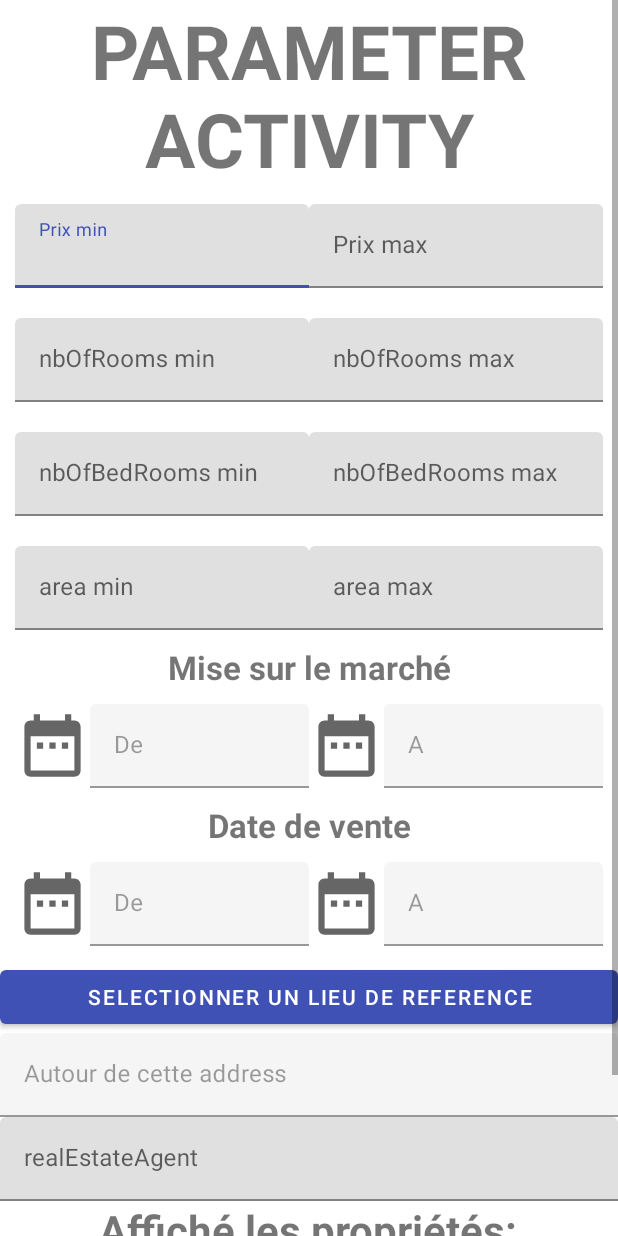
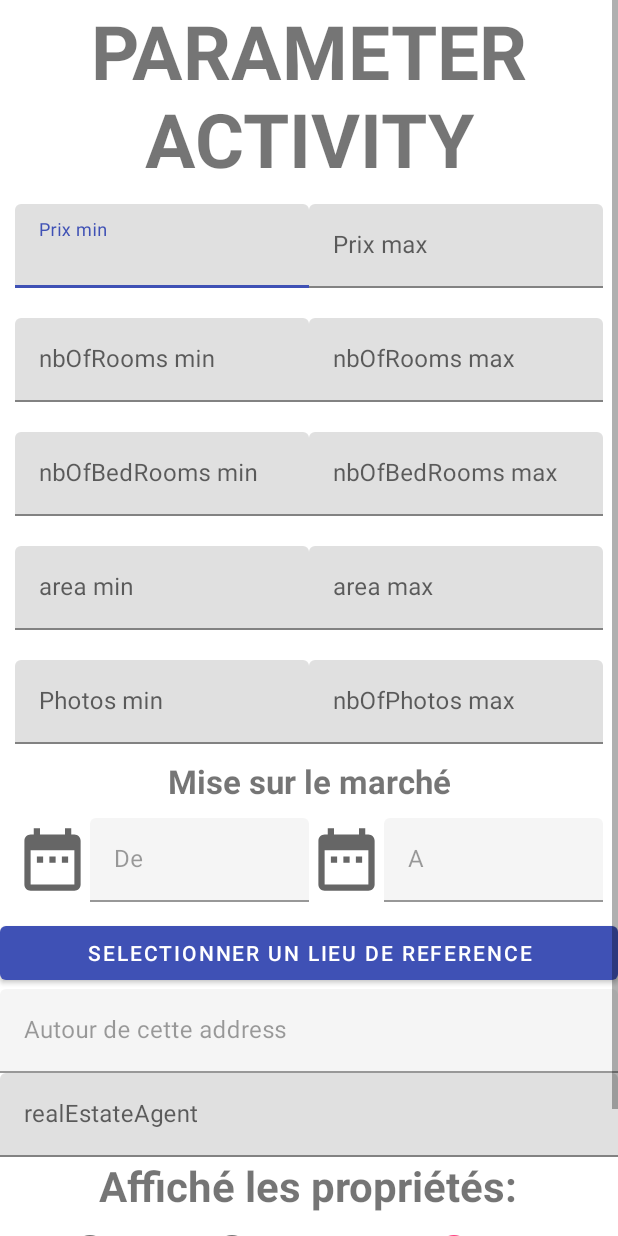
Before and after one commit to Doschembeck/OpenClassRooms_Projet-9, an Android app: the ParameterActivity screen opened directly, with no data from a screen before it, on a phone screen of 412 x 824 dp. Run offline under Robolectric (Android 15) with nearby library versions, the phone set to English and light mode, and no system bars; our stand-ins replace Room's generated code; 1 statement that could not run was skipped.

Commit message:
Update parameters of filter

```diff
--- a/RealEstateManager/app/src/main/java/com/openclassrooms/realestatemanager/utils/ActivityUtils.java
+++ b/RealEstateManager/app/src/main/java/com/openclassrooms/realestatemanager/utils/ActivityUtils.java
@@ -29,7 +29,7 @@ public class ActivityUtils {
     public static void createDatePickerDialog(Context context, EditText editText){
 
         DatePickerDialog.OnDateSetListener dateSetListener = (datePicker, year, month, dayOfMonth) -> {
-            Date date1 = FormatUtils.formatStringFormattedToDate(dayOfMonth + "/" + month + "/" + year);
+            Date date1 = FormatUtils.formatStringFormattedToDate(dayOfMonth + "/" + (month + 1) + "/" + year);
             editText.setText(FormatUtils.formatDate(date1));
         };
 
--- a/RealEstateManager/app/src/main/res/layout/activity_parameter.xml
+++ b/RealEstateManager/app/src/main/res/layout/activity_parameter.xml
@@ -165,6 +165,43 @@
             </com.google.android.material.textfield.TextInputLayout>
         </LinearLayout>
 
+        <!--    NB OF PHOTOS     -->
+        <LinearLayout
+            android:layout_width="match_parent"
+            android:layout_height="wrap_content"
+            android:layout_margin="10dp">
+
+            <!--    nbOfPhotos minimum     -->
+            <com.google.android.material.textfield.TextInputLayout
+                android:layout_width="match_parent"
+                android:layout_height="wrap_content"
+                android:layout_weight="1"
+                android:orientation="horizontal">
+
+                <com.google.android.material.textfield.TextInputEditText
+                    android:id="@+id/activity_parameter_edittext_nbofpicturesmin"
+                    android:layout_width="match_parent"
+                    android:layout_height="wrap_content"
+                    android:inputType="number"
+                    android:hint="Photos min"/>
+            </com.google.android.material.textfield.TextInputLayout>
+
+            <!--    nbOfPhotosMin maximum     -->
+            <com.google.android.material.textfield.TextInputLayout
+                android:layout_width="match_parent"
+                android:layout_height="wrap_content"
+                android:layout_weight="1">
+
+                <com.google.android.material.textfield.TextInputEditText
+                    android:id="@+id/activity_parameter_edittext_nbofpicturesmax"
+                    android:layout_width="match_parent"
+                    android:layout_height="wrap_content"
+                    android:inputType="number"
+                    android:hint="nbOfPhotos max"/>
+            </com.google.android.material.textfield.TextInputLayout>
+        </LinearLayout>
+
+
         <!--    Created Date     -->
         <TextView
             android:layout_width="match_parent"
@@ -218,66 +255,6 @@
 
                 <com.google.android.material.textfield.TextInputEditText
                     android:id="@+id/activity_parameter_edittext_createdatmax"
-                    android:layout_width="match_parent"
-                    android:layout_height="wrap_content"
-                    android:inputType="number"
-                    android:hint="A"/>
-            </com.google.android.material.textfield.TextInputLayout>
-        </LinearLayout>
-
-        <!--    Date of sale     -->
-        <TextView
-            android:layout_width="match_parent"
-            android:layout_height="wrap_content"
-            android:text="Date de vente"
-            android:textAlignment="center"
-            android:textSize="22sp"
-            android:textStyle="bold"/>
-
-        <LinearLayout
-            android:layout_width="match_parent"
-            android:layout_height="wrap_content"
-            android:layout_margin="10dp">
-
-            <!--    Date of sale minimum     -->
-            <ImageView
-                android:id="@+id/activity_parameter_imageview_dateofsalemin"
-                android:layout_width="50dp"
-                android:layout_height="50dp"
-                android:layout_gravity="center"
-                android:background="@drawable/ic_baseline_date_range_24"/>
-
-            <com.google.android.material.textfield.TextInputLayout
-                android:layout_width="match_parent"
-                android:layout_height="wrap_content"
-                android:enabled="false"
-                android:layout_weight="1"
-                android:orientation="horizontal">
-
-                <com.google.android.material.textfield.TextInputEditText
-                    android:id="@+id/activity_parameter_edittext_dateofsalemin"
-                    android:layout_width="match_parent"
-                    android:layout_height="wrap_content"
-                    android:inputType="number"
-                    android:hint="De"/>
-            </com.google.android.material.textfield.TextInputLayout>
-
-            <!--    Date of sale maximum     -->
-            <ImageView
-                android:id="@+id/activity_parameter_imageview_dateofsalemax"
-                android:layout_width="50dp"
-                android:layout_height="50dp"
-                android:layout_gravity="center"
-                android:background="@drawable/ic_baseline_date_range_24"/>
-
-            <com.google.android.material.textfield.TextInputLayout
-                android:layout_width="match_parent"
-                android:layout_height="wrap_content"
-                android:enabled="false"
-                android:layout_weight="1">
-
-                <com.google.android.material.textfield.TextInputEditText
-                    android:id="@+id/activity_parameter_edittext_dateofsalemax"
                     android:layout_width="match_parent"
                     android:layout_height="wrap_content"
                     android:inputType="number"
@@ -373,6 +350,74 @@
 
         </RadioGroup>
 
+        <!--    Date of sale     -->
+        <LinearLayout
+            android:id="@+id/activity_parameter_linearlayout_dateofsale"
+            android:visibility="gone"
+            android:layout_width="match_parent"
+            android:layout_height="wrap_content"
+            android:orientation="vertical">
+
+            <TextView
+                android:layout_width="match_parent"
+                android:layout_height="wrap_content"
+                android:text="Date de vente"
+                android:textAlignment="center"
+                android:textSize="22sp"
+                android:textStyle="bold"/>
+
+            <LinearLayout
+                android:layout_width="match_parent"
+                android:layout_height="wrap_content"
+                android:layout_margin="10dp">
+
+                <!--    Date of sale minimum     -->
+                <ImageView
+                    android:id="@+id/activity_parameter_imageview_dateofsalemin"
+                    android:layout_width="50dp"
+                    android:layout_height="50dp"
+                    android:layout_gravity="center"
+                    android:background="@drawable/ic_baseline_date_range_24"/>
+
+                <com.google.android.material.textfield.TextInputLayout
+                    android:layout_width="match_parent"
+                    android:layout_height="wrap_content"
+                    android:enabled="false"
+                    android:layout_weight="1"
+                    android:orientation="horizontal">
+
+                    <com.google.android.material.textfield.TextInputEditText
+                        android:id="@+id/activity_parameter_edittext_dateofsalemin"
+                        android:layout_width="match_parent"
+                        android:layout_height="wrap_content"
+                        android:inputType="number"
+                        android:hint="De"/>
+                </com.google.android.material.textfield.TextInputLayout>
+
+                <!--    Date of sale maximum     -->
+                <ImageView
+                    android:id="@+id/activity_parameter_imageview_dateofsalemax"
+                    android:layout_width="50dp"
+                    android:layout_height="50dp"
+                    android:layout_gravity="center"
+                    android:background="@drawable/ic_baseline_date_range_24"/>
+
+                <com.google.android.material.textfield.TextInputLayout
+                    android:layout_width="match_parent"
+                    android:layout_height="wrap_content"
+                    android:enabled="false"
+                    android:layout_weight="1">
+
+                    <com.google.android.material.textfield.TextInputEditText
+                        android:id="@+id/activity_parameter_edittext_dateofsalemax"
+                        android:layout_width="match_parent"
+                        android:layout_height="wrap_content"
+                        android:inputType="number"
+                        android:hint="A"/>
+                </com.google.android.material.textfield.TextInputLayout>
+            </LinearLayout>
+        </LinearLayout>
+
         <Button
             android:id="@+id/activity_parameter_button_filter"
             android:layout_width="wrap_content"
```
Also changed, not shown: RealEstateManager/app/src/main/java/com/openclassrooms/realestatemanager/TODOLIST.txt (+8 -9 lines), RealEstateManager/app/src/main/java/com/openclassrooms/realestatemanager/model/Parameter.java (+139 -59 lines), RealEstateManager/app/src/main/java/com/openclassrooms/realestatemanager/ui/activities/MainActivity.java (+6 -12 lines), RealEstateManager/app/src/main/java/com/openclassrooms/realestatemanager/ui/activities/ParameterActivity.java (+21 -5 lines), RealEstateManager/app/src/main/java/com/openclassrooms/realestatemanager/utils/FormatUtils.java (+4 -4 lines).
